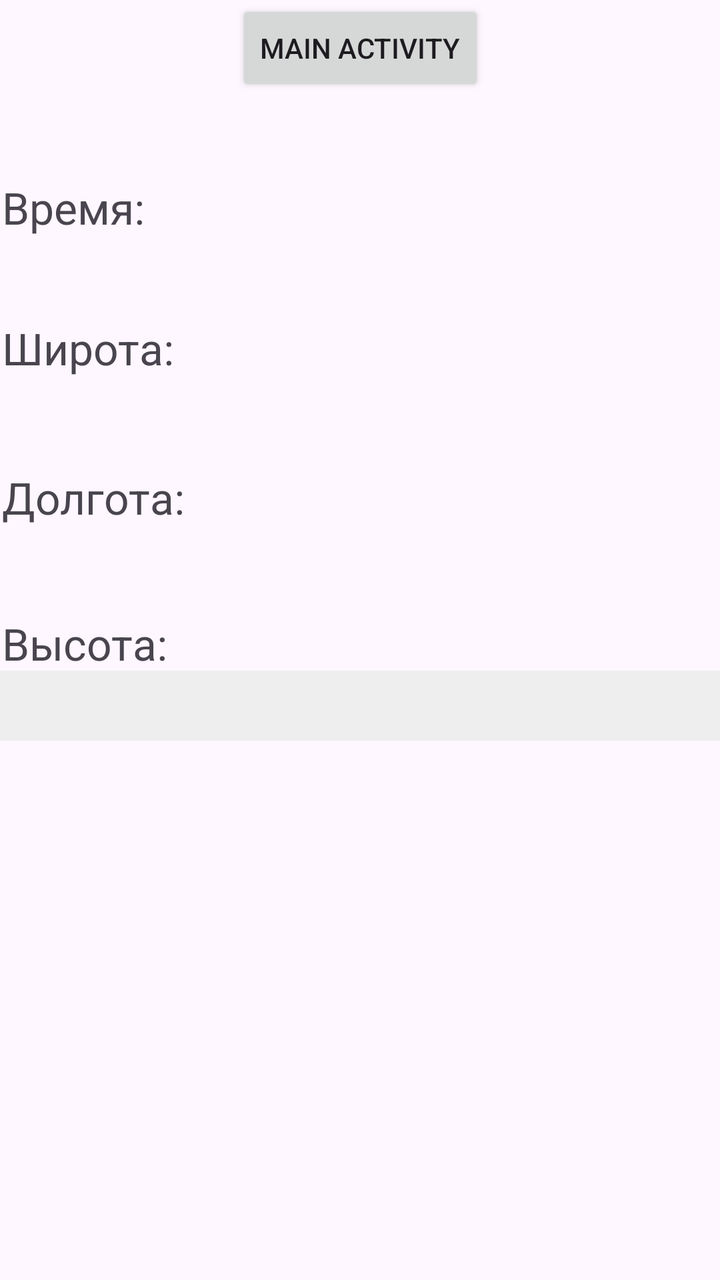
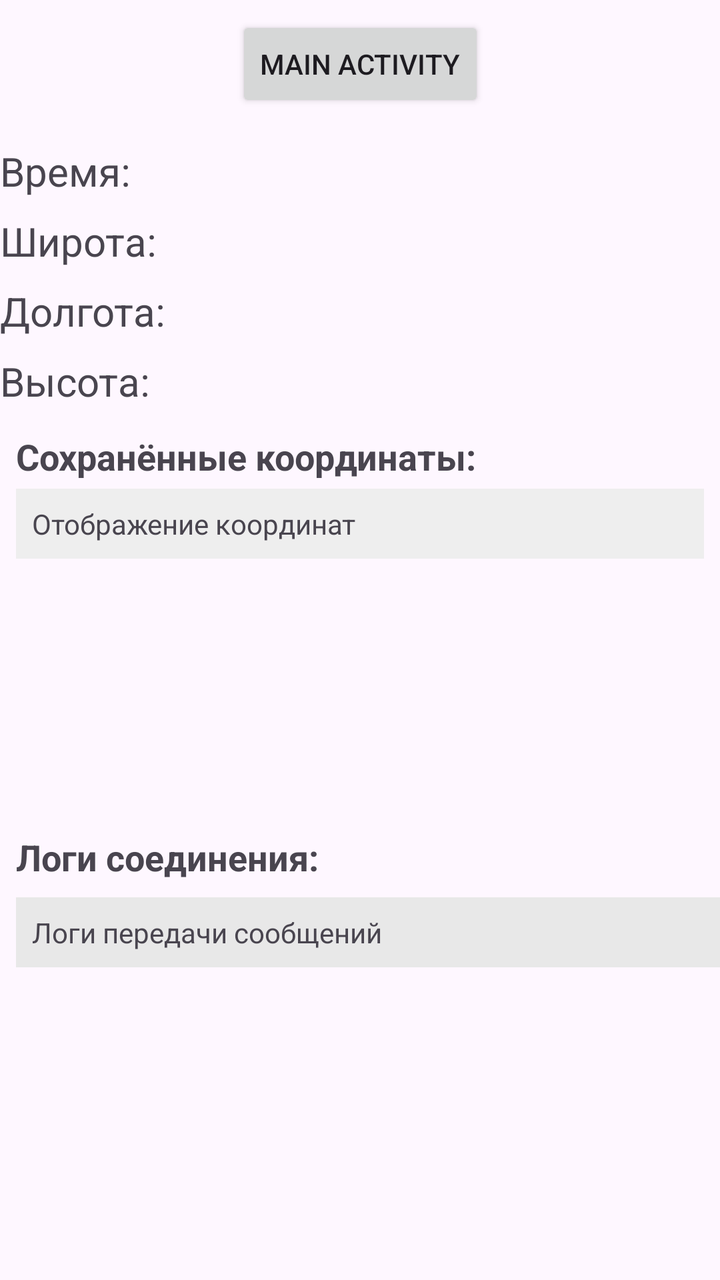

Screens rendered from an Android XML layout before and after an edit, with the pre-edit source and the edit as a unified diff.
<!-- AndroidManifest.xml: application theme Theme.GPS_APP -->
<!-- res/layout/activity_gps_coord.xml -->
<?xml version="1.0" encoding="utf-8"?>
<androidx.constraintlayout.widget.ConstraintLayout xmlns:android="http://schemas.android.com/apk/res/android"
    xmlns:app="http://schemas.android.com/apk/res-auto"
    xmlns:tools="http://schemas.android.com/tools"
    android:id="@+id/main"
    android:layout_width="match_parent"
    android:layout_height="match_parent"
    tools:context=".GPS_coord">

    <TextView
        android:id="@+id/longitude"
        android:layout_width="409dp"
        android:layout_height="wrap_content"
        android:layout_marginStart="1dp"
        android:layout_marginEnd="1dp"
        android:text="Долгота:"
        android:textSize="22dp"
        app:layout_constraintBottom_toBottomOf="parent"
        app:layout_constraintEnd_toEndOf="parent"
        app:layout_constraintHorizontal_bias="0.0"
        app:layout_constraintStart_toStartOf="parent"
        app:layout_constraintTop_toTopOf="parent"
        app:layout_constraintVertical_bias="0.383" />

    <TextView
        android:id="@+id/realtime"
        android:layout_width="409dp"
        android:layout_height="wrap_content"
        android:layout_marginStart="1dp"
        android:layout_marginEnd="1dp"
        android:text="Время:"
        android:textSize="22dp"
        app:layout_constraintBottom_toBottomOf="parent"
        app:layout_constraintEnd_toEndOf="parent"
        app:layout_constraintHorizontal_bias="0.0"
        app:layout_constraintStart_toStartOf="parent"
        app:layout_constraintTop_toTopOf="parent"
        app:layout_constraintVertical_bias="0.146" />

    <TextView
        android:id="@+id/latitude"
        android:layout_width="409dp"
        android:layout_height="wrap_content"
        android:layout_marginStart="1dp"
        android:layout_marginEnd="1dp"
        android:text="Широта:"
        android:textSize="22dp"
        app:layout_constraintBottom_toBottomOf="parent"
        app:layout_constraintEnd_toEndOf="parent"
        app:layout_constraintHorizontal_bias="0.0"
        app:layout_constraintStart_toStartOf="parent"
        app:layout_constraintTop_toTopOf="parent"
        app:layout_constraintVertical_bias="0.261" />

    <TextView
        android:id="@+id/altitude"
        android:layout_width="409dp"
        android:layout_height="wrap_content"
        android:layout_marginStart="1dp"
        android:layout_marginEnd="1dp"
        android:text="Высота:"
        android:textSize="22dp"
        app:layout_constraintBottom_toBottomOf="parent"
        app:layout_constraintEnd_toEndOf="parent"
        app:layout_constraintHorizontal_bias="0.0"
        app:layout_constraintStart_toStartOf="parent"
        app:layout_constraintTop_toTopOf="parent"
        app:layout_constraintVertical_bias="0.503" />

    <Button
        android:id="@+id/tomain"
        android:layout_width="wrap_content"
        android:layout_height="wrap_content"
        android:text="Main Activity"
        app:layout_constraintEnd_toEndOf="parent"
        app:layout_constraintHorizontal_bias="0.5"
        app:layout_constraintStart_toStartOf="parent"
        tools:layout_editor_absoluteY="4dp" />

    <ScrollView
        android:id="@+id/scrollView2"
        android:layout_width="389dp"
        android:layout_height="255dp"
        app:layout_constraintBottom_toBottomOf="parent"
        app:layout_constraintEnd_toEndOf="parent"
        app:layout_constraintHorizontal_bias="0.47"
        app:layout_constraintStart_toStartOf="parent"
        app:layout_constraintTop_toTopOf="parent"
        app:layout_constraintVertical_bias="0.871">

        <TextView
            android:id="@+id/json_output"
            android:layout_width="match_parent"
            android:layout_height="wrap_content"
            android:background="#EEEEEE"
            android:padding="8dp"
            android:text=" "
            android:textSize="14sp" />
    </ScrollView>


</androidx.constraintlayout.widget.ConstraintLayout>
<!-- resources referenced by this layout -->
<resources>
  <style name="Theme.GPS_APP" parent="Base.Theme.GPS_APP" />
  <style name="Base.Theme.GPS_APP" parent="Theme.Material3.DayNight.NoActionBar">
          
          
          <item name="colorPrimary">@color/grey</item>
          <item name="colorOnPrimary">@color/white</item>
          <item name="colorPrimaryVariant">@color/black</item>
  
      </style>
  <color name="grey">#2A2A2A</color>
  <color name="white">#FFFFFFFF</color>
  <color name="black">#FF000000</color>
</resources>

<!-- the commit's change to res/layout/activity_gps_coord.xml (unified diff, before → after) -->
@@ -7,86 +7,88 @@
     android:layout_height="match_parent"
     tools:context=".GPS_coord">
 
-    <TextView
-        android:id="@+id/longitude"
-        android:layout_width="409dp"
-        android:layout_height="wrap_content"
-        android:layout_marginStart="1dp"
-        android:layout_marginEnd="1dp"
-        android:text="Долгота:"
-        android:textSize="22dp"
-        app:layout_constraintBottom_toBottomOf="parent"
-        app:layout_constraintEnd_toEndOf="parent"
-        app:layout_constraintHorizontal_bias="0.0"
-        app:layout_constraintStart_toStartOf="parent"
-        app:layout_constraintTop_toTopOf="parent"
-        app:layout_constraintVertical_bias="0.383" />
-
-    <TextView
-        android:id="@+id/realtime"
-        android:layout_width="409dp"
-        android:layout_height="wrap_content"
-        android:layout_marginStart="1dp"
-        android:layout_marginEnd="1dp"
-        android:text="Время:"
-        android:textSize="22dp"
-        app:layout_constraintBottom_toBottomOf="parent"
-        app:layout_constraintEnd_toEndOf="parent"
-        app:layout_constraintHorizontal_bias="0.0"
-        app:layout_constraintStart_toStartOf="parent"
-        app:layout_constraintTop_toTopOf="parent"
-        app:layout_constraintVertical_bias="0.146" />
-
-    <TextView
-        android:id="@+id/latitude"
-        android:layout_width="409dp"
-        android:layout_height="wrap_content"
-        android:layout_marginStart="1dp"
-        android:layout_marginEnd="1dp"
-        android:text="Широта:"
-        android:textSize="22dp"
-        app:layout_constraintBottom_toBottomOf="parent"
-        app:layout_constraintEnd_toEndOf="parent"
-        app:layout_constraintHorizontal_bias="0.0"
-        app:layout_constraintStart_toStartOf="parent"
-        app:layout_constraintTop_toTopOf="parent"
-        app:layout_constraintVertical_bias="0.261" />
-
-    <TextView
-        android:id="@+id/altitude"
-        android:layout_width="409dp"
-        android:layout_height="wrap_content"
-        android:layout_marginStart="1dp"
-        android:layout_marginEnd="1dp"
-        android:text="Высота:"
-        android:textSize="22dp"
-        app:layout_constraintBottom_toBottomOf="parent"
-        app:layout_constraintEnd_toEndOf="parent"
-        app:layout_constraintHorizontal_bias="0.0"
-        app:layout_constraintStart_toStartOf="parent"
-        app:layout_constraintTop_toTopOf="parent"
-        app:layout_constraintVertical_bias="0.503" />
-
+    
     <Button
         android:id="@+id/tomain"
         android:layout_width="wrap_content"
         android:layout_height="wrap_content"
         android:text="Main Activity"
+        app:layout_constraintTop_toTopOf="parent"
+        app:layout_constraintStart_toStartOf="parent"
         app:layout_constraintEnd_toEndOf="parent"
-        app:layout_constraintHorizontal_bias="0.5"
+        android:layout_marginTop="8dp" />
+
+    
+    <TextView
+        android:id="@+id/realtime"
+        android:layout_width="0dp"
+        android:layout_height="wrap_content"
+        android:text="Время:"
+        android:textSize="20sp"
+        app:layout_constraintTop_toBottomOf="@id/tomain"
         app:layout_constraintStart_toStartOf="parent"
-        tools:layout_editor_absoluteY="4dp" />
+        app:layout_constraintEnd_toEndOf="parent"
+        android:layout_marginTop="16dp" />
+
+    
+    <TextView
+        android:id="@+id/latitude"
+        android:layout_width="0dp"
+        android:layout_height="wrap_content"
+        android:text="Широта:"
+        android:textSize="20sp"
+        app:layout_constraintTop_toBottomOf="@id/realtime"
+        app:layout_constraintStart_toStartOf="parent"
+        app:layout_constraintEnd_toEndOf="parent"
+        android:layout_marginTop="8dp" />
+
+    
+    <TextView
+        android:id="@+id/longitude"
+        android:layout_width="0dp"
+        android:layout_height="wrap_content"
+        android:text="Долгота:"
+        android:textSize="20sp"
+        app:layout_constraintTop_toBottomOf="@id/latitude"
+        app:layout_constraintStart_toStartOf="parent"
+        app:layout_constraintEnd_toEndOf="parent"
+        android:layout_marginTop="8dp" />
+
+    
+    <TextView
+        android:id="@+id/altitude"
+        android:layout_width="0dp"
+        android:layout_height="wrap_content"
+        android:text="Высота:"
+        android:textSize="20sp"
+        app:layout_constraintTop_toBottomOf="@id/longitude"
+        app:layout_constraintStart_toStartOf="parent"
+        app:layout_constraintEnd_toEndOf="parent"
+        android:layout_marginTop="8dp" />
+
+    
+    <TextView
+        android:id="@+id/jsonLabel"
+        android:layout_width="wrap_content"
+        android:layout_height="wrap_content"
+        android:text="Сохранённые координаты:"
+        android:textStyle="bold"
+        android:textSize="18sp"
+        app:layout_constraintTop_toBottomOf="@id/altitude"
+        app:layout_constraintStart_toStartOf="parent"
+        android:layout_marginTop="12dp"
+        android:layout_marginStart="8dp" />
 
     <ScrollView
         android:id="@+id/scrollView2"
-        android:layout_width="389dp"
-        android:layout_height="255dp"
-        app:layout_constraintBottom_toBottomOf="parent"
-        app:layout_constraintEnd_toEndOf="parent"
-        app:layout_constraintHorizontal_bias="0.47"
+        android:layout_width="0dp"
+        android:layout_height="160dp"
+        android:layout_marginStart="8dp"
+        android:layout_marginEnd="8dp"
+        android:layout_marginTop="4dp"
+        app:layout_constraintTop_toBottomOf="@id/jsonLabel"
         app:layout_constraintStart_toStartOf="parent"
-        app:layout_constraintTop_toTopOf="parent"
-        app:layout_constraintVertical_bias="0.871">
+        app:layout_constraintEnd_toEndOf="parent">
 
         <TextView
             android:id="@+id/json_output"
@@ -94,9 +96,44 @@
             android:layout_height="wrap_content"
             android:background="#EEEEEE"
             android:padding="8dp"
-            android:text=" "
+            android:text="Отображение координат"
             android:textSize="14sp" />
     </ScrollView>
 
+    
+    <TextView
+        android:id="@+id/logLabel"
+        android:layout_width="wrap_content"
+        android:layout_height="wrap_content"
+        android:text="Логи соединения:"
+        android:textStyle="bold"
+        android:textSize="18sp"
+        app:layout_constraintTop_toBottomOf="@id/scrollView2"
+        app:layout_constraintStart_toStartOf="parent"
+        android:layout_marginTop="12dp"
+        android:layout_marginStart="8dp" />
+
+    <ScrollView
+        android:id="@+id/logScroll"
+        android:layout_width="385dp"
+        android:layout_height="247dp"
+        android:layout_margin="8dp"
+        app:layout_constraintBottom_toBottomOf="parent"
+        app:layout_constraintEnd_toEndOf="parent"
+        app:layout_constraintHorizontal_bias="0.0"
+        app:layout_constraintStart_toStartOf="parent"
+        app:layout_constraintTop_toBottomOf="@id/logLabel"
+        app:layout_constraintVertical_bias="0.0">
+
+        <TextView
+            android:id="@+id/tvSockets"
+            android:layout_width="match_parent"
+            android:layout_height="wrap_content"
+            android:background="#E8E8E8"
+            android:padding="8dp"
+            android:scrollbars="vertical"
+            android:text="Логи передачи сообщений"
+            android:textSize="14sp" />
+    </ScrollView>
 
 </androidx.constraintlayout.widget.ConstraintLayout>
